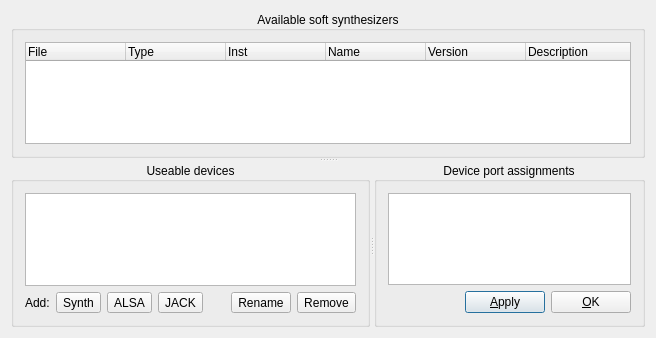
First picture: the form in muse3/muse/widgets/synthconfigbase.ui, repository emrum/muse, before the edit.
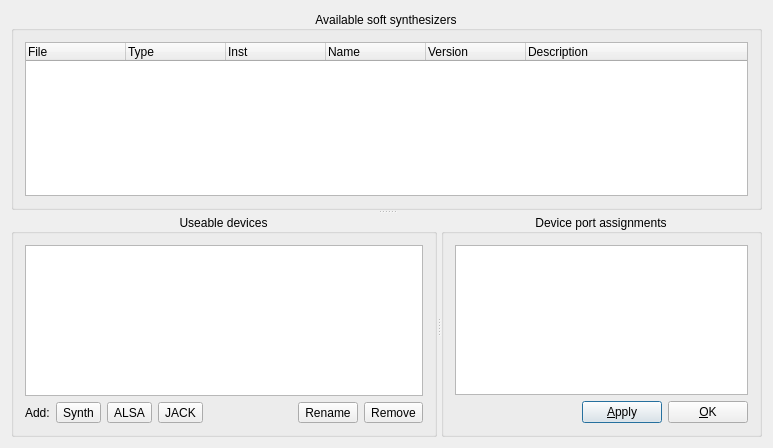
Second picture: the form after the edit. Custom widgets are drawn as their Qt base class.

Commit message: Midi config dialog: Allow device list multiple selections

The edit to the form file:
```diff
--- a/muse3/muse/widgets/synthconfigbase.ui
+++ b/muse3/muse/widgets/synthconfigbase.ui
@@ -6,8 +6,8 @@
    <rect>
     <x>0</x>
     <y>0</y>
-    <width>656</width>
-    <height>338</height>
+    <width>773</width>
+    <height>448</height>
    </rect>
   </property>
   <property name="windowTitle">
```
Left out of the diff: 2 changed lines with no effect on the pictures. The commit also changes 2 other files.
